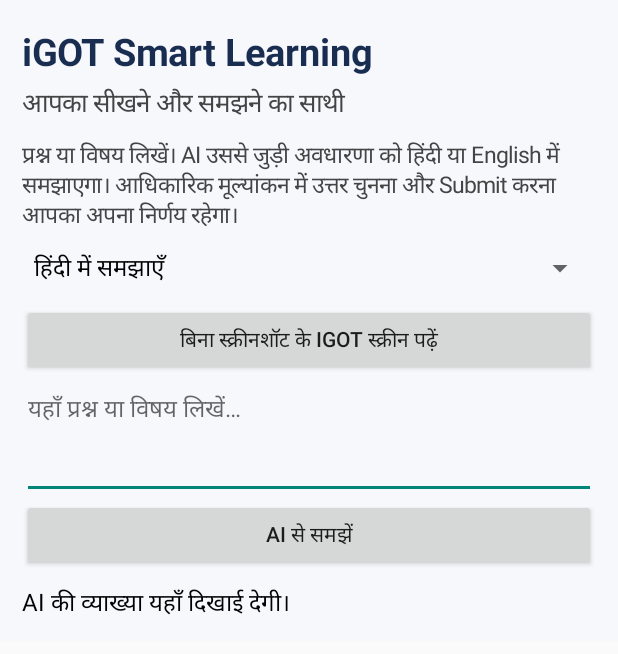
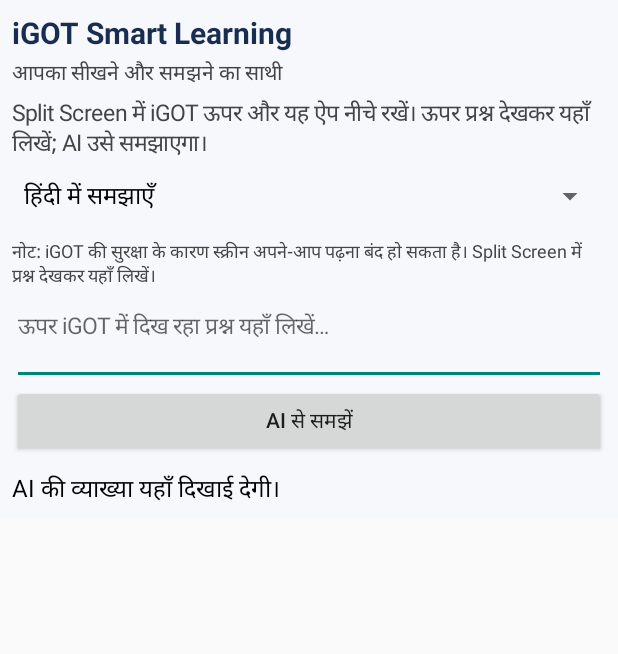
Before and after one commit to jyotijat1352/iGOT-Smart-Learning, an Android app: the screen it shows after launch (MainActivity), on a phone screen of 412 x 824 dp. Shown: the top 654 px of the screen. Run offline under Robolectric (Android 15) with nearby library versions, the phone set to English and light mode, and no system bars; libraries missing offline, so code that uses them is left out: com.google.mlkit.vision; 4 statements that could not run were skipped.

Commit message:
Optimize learning screen for split-screen use

```diff
--- a/app/src/main/java/in/igot/smartlearning/MainActivity.kt
+++ b/app/src/main/java/in/igot/smartlearning/MainActivity.kt
@@ -33,15 +33,15 @@ class MainActivity : Activity() {
         securePrefs = EncryptedSharedPreferences.create(this, "secure_settings", masterKey,
             EncryptedSharedPreferences.PrefKeyEncryptionScheme.AES256_SIV,
             EncryptedSharedPreferences.PrefValueEncryptionScheme.AES256_GCM)
-        val root = LinearLayout(this).apply { orientation = LinearLayout.VERTICAL; setPadding(22, 26, 22, 20); setBackgroundColor(Color.rgb(247,248,252)) }
-        val title = TextView(this).apply { text = "iGOT Smart Learning"; textSize = 25f; setTextColor(Color.rgb(25,45,80)); typeface = Typeface.DEFAULT_BOLD }
-        val subtitle = TextView(this).apply { text = "आपका सीखने और समझने का साथी"; textSize = 17f; setPadding(0,8,0,16); setTextColor(Color.DKGRAY) }
-        val intro = TextView(this).apply { text = "प्रश्न या विषय लिखें। AI उससे जुड़ी अवधारणा को हिंदी या English में समझाएगा। आधिकारिक मूल्यांकन में उत्तर चुनना और Submit करना आपका अपना निर्णय रहेगा।"; textSize = 15f; setTextColor(Color.DKGRAY) }
+        val root = LinearLayout(this).apply { orientation = LinearLayout.VERTICAL; setPadding(12, 12, 12, 12); setBackgroundColor(Color.rgb(247,248,252)) }
+        val title = TextView(this).apply { text = "iGOT Smart Learning"; textSize = 20f; setTextColor(Color.rgb(25,45,80)); typeface = Typeface.DEFAULT_BOLD }
+        val subtitle = TextView(this).apply { text = "आपका सीखने और समझने का साथी"; textSize = 14f; setPadding(0,4,0,8); setTextColor(Color.DKGRAY) }
+        val intro = TextView(this).apply { text = "Split Screen में iGOT ऊपर और यह ऐप नीचे रखें। ऊपर प्रश्न देखकर यहाँ लिखें; AI उसे समझाएगा।"; textSize = 15f; setTextColor(Color.DKGRAY) }
         val key = EditText(this).apply { hint = "Gemini API key (केवल इस मोबाइल में सेव होगी)"; setSingleLine(true); textSize = 14f; inputType = 0x00000081; setText(securePrefs.getString("gemini_api_key", "")) }
         val saveKey = Button(this).apply { text = "API Key सुरक्षित सेव करें" }
         val language = Spinner(this).apply { adapter = ArrayAdapter(this@MainActivity, android.R.layout.simple_spinner_dropdown_item, listOf("हिंदी में समझाएँ", "Explain in English", "Hindi + English")) }
-        val question = EditText(this).apply { hint = "यहाँ प्रश्न या विषय लिखें…"; minLines = 3; gravity = Gravity.TOP; textSize = 16f; setText(intent.getStringExtra("captured_question") ?: "") }
-        val scan = Button(this).apply { text = "बिना स्क्रीनशॉट के iGOT स्क्रीन पढ़ें" }
+        val question = EditText(this).apply { hint = "ऊपर iGOT में दिख रहा प्रश्न यहाँ लिखें…"; minLines = 2; maxLines = 5; gravity = Gravity.TOP; textSize = 15f; setText(intent.getStringExtra("captured_question") ?: "") }
+        val scan = TextView(this).apply { text = "नोट: iGOT की सुरक्षा के कारण स्क्रीन अपने-आप पढ़ना बंद हो सकता है। Split Screen में प्रश्न देखकर यहाँ लिखें।"; textSize = 12f; setTextColor(Color.DKGRAY); setPadding(0,6,0,6) }
         scan.setOnClickListener {
             if (!Settings.canDrawOverlays(this@MainActivity)) {
                 startActivityForResult(Intent(Settings.ACTION_MANAGE_OVERLAY_PERMISSION, Uri.parse("package:$packageName")), 310)
@@ -69,7 +69,7 @@ class MainActivity : Activity() {
             }
         }
         root.addView(title); root.addView(subtitle); root.addView(intro); root.addView(key); root.addView(saveKey)
-        root.addView(language); root.addView(scan); root.addView(question, LinearLayout.LayoutParams(-1, 0, 1f)); root.addView(explain); root.addView(progress); root.addView(result)
+        root.addView(language); root.addView(scan); root.addView(question, LinearLayout.LayoutParams(-1, LinearLayout.LayoutParams.WRAP_CONTENT)); root.addView(explain); root.addView(progress); root.addView(result)
         setContentView(ScrollView(this).apply { addView(root) })
     }
 
```
